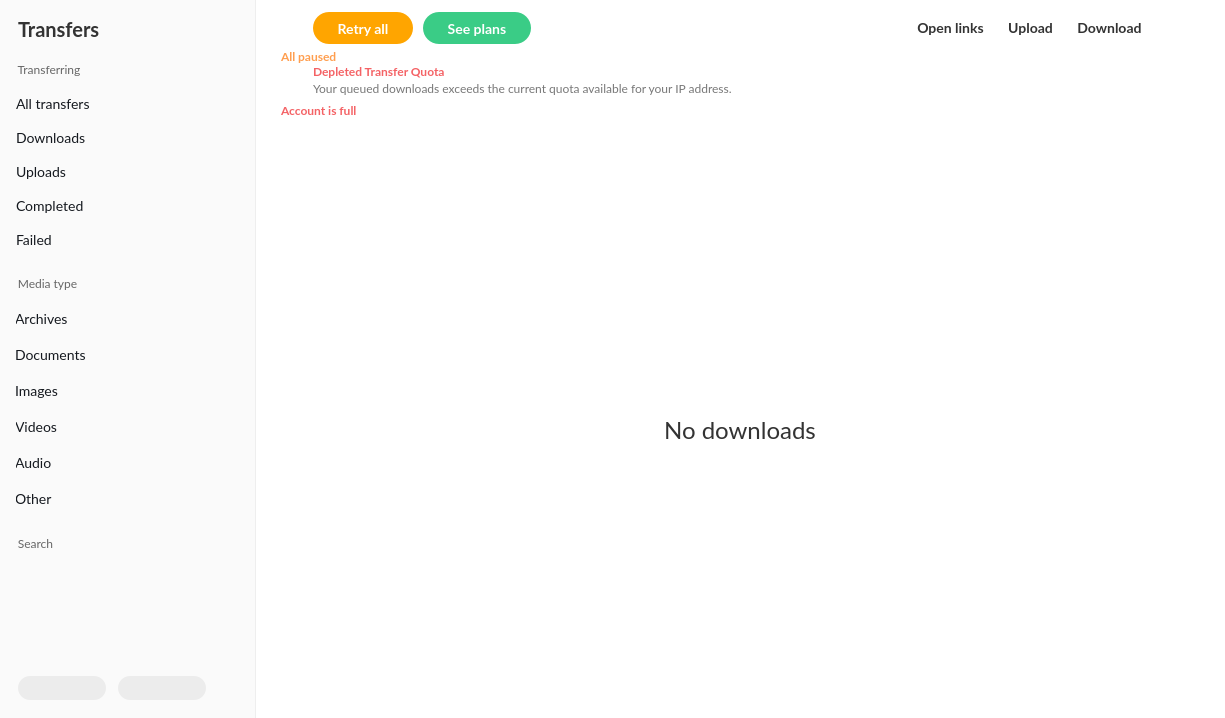
Qt form src/MEGASync/transfers/gui/win/TransferManager.ui (meganz/MEGAsync) before a commit.
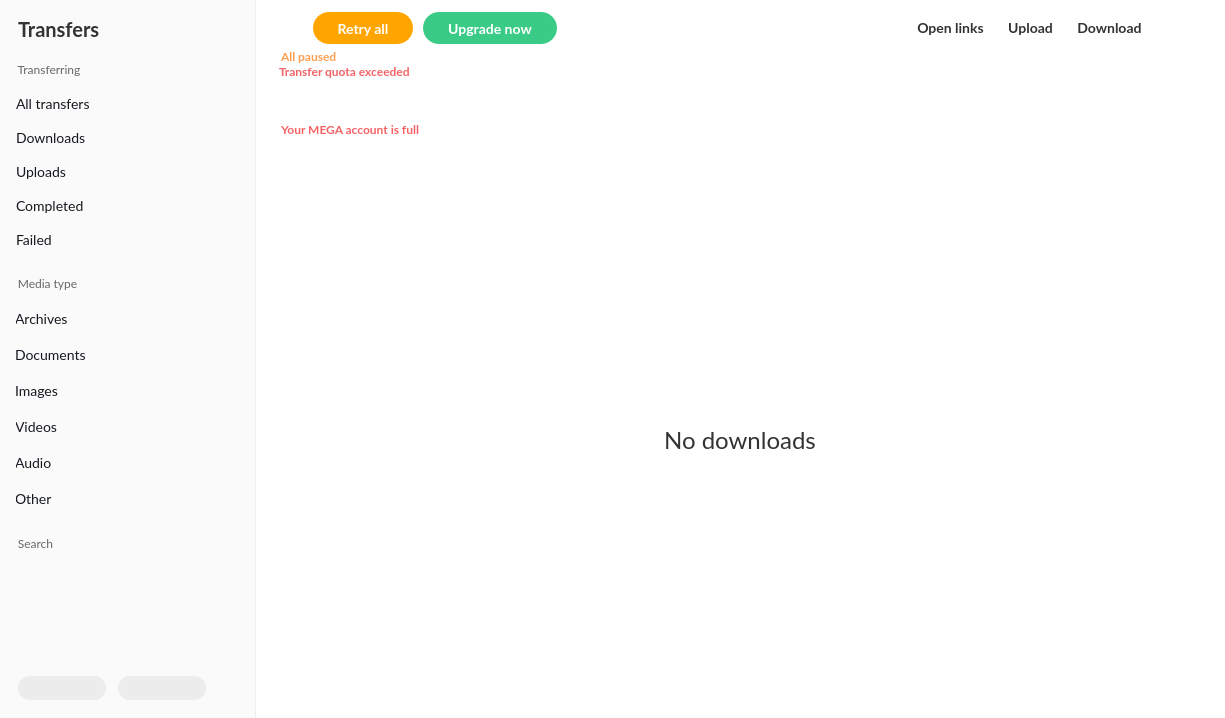
The same form after that commit. Icons and pictures are not drawn. Custom widgets are drawn as their Qt base class.

Commit message: SNC-2804: Some translation changes // Your MEGA account is full text fixed // openFile...

Diff of the .ui file:
```diff
--- a/src/MEGASync/transfers/gui/win/TransferManager.ui
+++ b/src/MEGASync/transfers/gui/win/TransferManager.ui
@@ -281,6 +281,21 @@
   padding-left: 2px;
 }
 
+#lTransferOverQuotaMoreAbout
+{
+  color: #333333;
+  font-size: 12px;
+  font-weight: 400;
+  padding-left: 2px;
+}
+
+#lTransferOverQuotaInfo
+{
+   color: #777777;
+  font-size: 12px;
+  padding-left: 2px;
+}
+
 #lStorageOverQuota
 {
   color: #F46265;
@@ -289,13 +304,6 @@
   padding-left: 14px;
 }
 
-#lTransferOverQuotaInfo
-{
-   color: #777777;
-  font-size: 12px;
-  padding-left: 2px;
-}
-
 #sTransfers QToolButton
 {
   qProperty-iconSize: 240px;
@@ -2398,7 +2406,7 @@
                 <string>See Plans</string>
                </property>
                <property name="text">
-                <string>See plans</string>
+                <string>Upgrade now</string>
                </property>
               </widget>
              </item>
@@ -2491,7 +2499,7 @@
              <item alignment="Qt::AlignTop">
               <widget class="QWidget" name="pTransferOverQuota" native="true">
                <property name="sizePolicy">
-                <sizepolicy hsizetype="Preferred" vsizetype="Minimum">
+                <sizepolicy hsizetype="Preferred" vsizetype="Preferred">
                  <horstretch>0</horstretch>
                  <verstretch>0</verstretch>
                 </sizepolicy>
@@ -2502,7 +2510,10 @@
                  <height>0</height>
                 </size>
                </property>
-               <layout class="QGridLayout" name="gridLayout_4">
+               <layout class="QVBoxLayout" name="verticalLayout_5">
+                <property name="spacing">
+                 <number>5</number>
+                </property>
                 <property name="leftMargin">
                  <number>10</number>
                 </property>
@@ -2515,59 +2526,32 @@
                 <property name="bottomMargin">
                  <number>5</number>
                 </property>
-                <property name="spacing">
-                 <number>2</number>
-                </property>
-                <item row="0" column="1">
+                <item>
                  <widget class="QLabel" name="lTransferOverQuota">
                   <property name="text">
-                   <string>Depleted Transfer Quota</string>
+                   <string>Transfer quota exceeded</string>
                   </property>
                  </widget>
                 </item>
-                <item row="0" column="0" rowspan="3" alignment="Qt::AlignTop">
-                 <widget class="QPushButton" name="ITransferOverQuotaIcon">
-                  <property name="sizePolicy">
-                   <sizepolicy hsizetype="Fixed" vsizetype="Fixed">
-                    <horstretch>0</horstretch>
-                    <verstretch>0</verstretch>
-                   </sizepolicy>
-                  </property>
-                  <property name="minimumSize">
-                   <size>
-                    <width>32</width>
-                    <height>32</height>
-                   </size>
-                  </property>
-                  <property name="maximumSize">
-                   <size>
-                    <width>32</width>
-                    <height>32</height>
-                   </size>
-                  </property>
-                  <property name="focusPolicy">
-                   <enum>Qt::NoFocus</enum>
-                  </property>
-                  <property name="text">
-                   <string/>
-                  </property>
-                  <property name="icon">
-                   <iconset>
-                    <normalon>:/images/transfer_empty_64.png</normalon>
-                   </iconset>
-                  </property>
-                  <property name="iconSize">
-                   <size>
-                    <width>24</width>
-                    <height>24</height>
-                   </size>
-                  </property>
-                 </widget>
-                </item>
-                <item row="1" column="1" alignment="Qt::AlignTop">
+                <item>
                  <widget class="QLabel" name="lTransferOverQuotaInfo">
                   <property name="text">
-                   <string>Your queued downloads exceeds the current quota available for your IP address.</string>
+                   <string/>
+                  </property>
+                 </widget>
+                </item>
+                <item>
+                 <widget class="QLabel" name="lTransferOverQuotaMoreAbout">
+                  <property name="font">
+                   <font>
+                    <family>Lato</family>
+                    <pointsize>-1</pointsize>
+                    <bold>false</bold>
+                    <underline>true</underline>
+                   </font>
+                  </property>
+                  <property name="openExternalLinks">
+                   <bool>true</bool>
                   </property>
                  </widget>
                 </item>
@@ -2583,7 +2567,7 @@
                 </sizepolicy>
                </property>
                <property name="text">
-                <string>Account is full</string>
+                <string>Your MEGA account is full</string>
                </property>
               </widget>
              </item>
```
Left out of the diff: 264 changed lines with no effect on the pictures. The commit also changes 32 other files.
